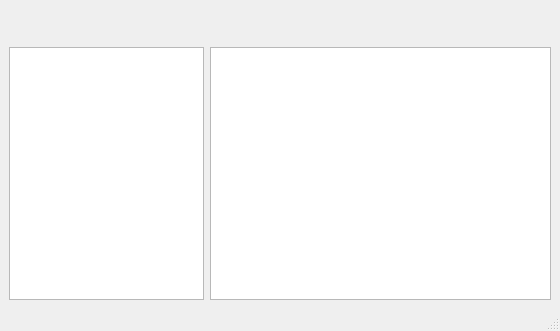
dimitris47/tiki, file mainwindow.ui: the form before one commit.
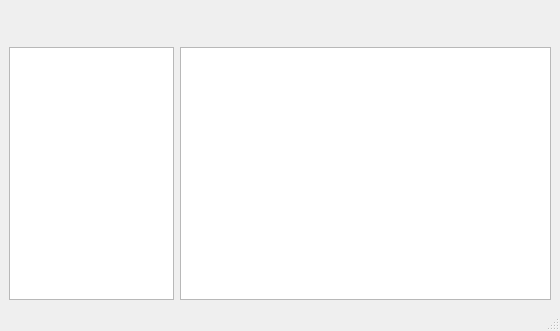
The form after the commit. Icons and pictures are not drawn.

Commit message: set list widgets horizontal stretch

Diff of the .ui file:
```diff
--- a/mainwindow.ui
+++ b/mainwindow.ui
@@ -211,7 +211,14 @@
      </widget>
     </item>
     <item row="1" column="0" colspan="6">
-     <widget class="QListWidget" name="projectWidget"/>
+     <widget class="QListWidget" name="projectWidget">
+      <property name="sizePolicy">
+       <sizepolicy hsizetype="Expanding" vsizetype="Expanding">
+        <horstretch>32</horstretch>
+        <verstretch>0</verstretch>
+       </sizepolicy>
+      </property>
+     </widget>
     </item>
     <item row="0" column="6">
      <widget class="QPushButton" name="addTaskBtn">
@@ -456,7 +463,14 @@
      </widget>
     </item>
     <item row="1" column="6" colspan="10">
-     <widget class="QListWidget" name="taskWidget"/>
+     <widget class="QListWidget" name="taskWidget">
+      <property name="sizePolicy">
+       <sizepolicy hsizetype="Expanding" vsizetype="Expanding">
+        <horstretch>192</horstretch>
+        <verstretch>0</verstretch>
+       </sizepolicy>
+      </property>
+     </widget>
     </item>
     <item row="0" column="5">
      <spacer name="spacer1">
```
